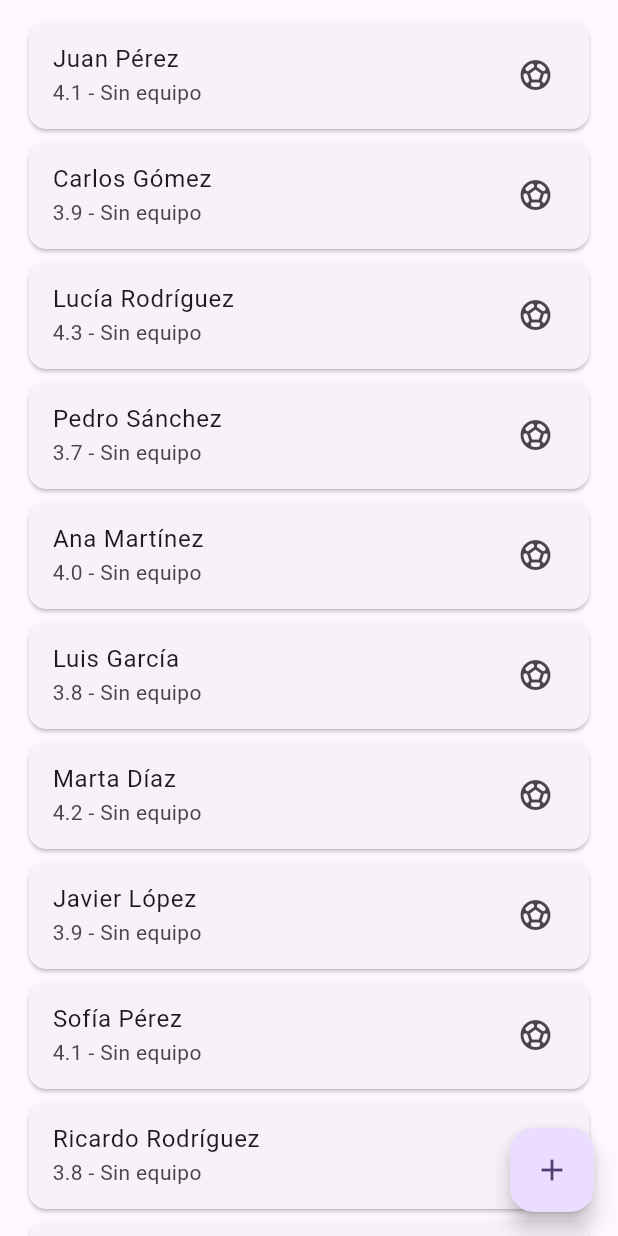
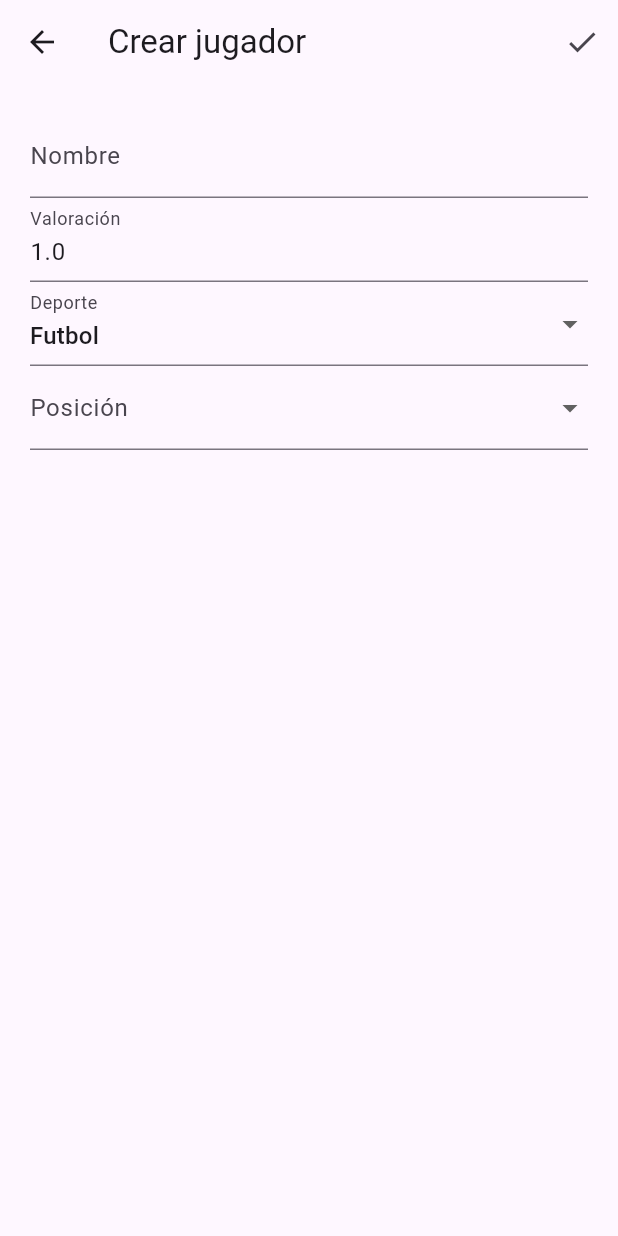
Before and after one commit to mruitorportada/ProyectoIntegrado_LigaMaster, a Flutter app: the PlayerListScreen screen opened directly, after a tap on the "add" icon, on a phone screen of 412 x 824 dp. Run offline on Flutter 3.47's test engine with Material 3 defaults, Android fonts, the phone set to English and light mode, and no system bars; accounts and stored records are empty.

Commit message:
Implementada función de crear jugadores

```diff
--- a/lib/data/competitions.dart
+++ b/lib/data/competitions.dart
@@ -11,7 +11,7 @@ var user = User(
     password: "password");
 List<Competition> competitionsData = [
   Competition(
-      id: "001",
+      id: "C1",
       creator: user,
       name: "Liga 1",
       teams: [],
@@ -19,7 +19,7 @@ List<Competition> competitionsData = [
       format: CompetitionFormat.league,
       sport: Sport.football),
   Competition(
-      id: "002",
+      id: "C2",
       creator: user,
       name: "Torneo 1",
       teams: [],
@@ -27,7 +27,7 @@ List<Competition> competitionsData = [
       format: CompetitionFormat.tournament,
       sport: Sport.football),
   Competition(
-      id: "003",
+      id: "C3",
       creator: user,
       name: "Liga 2",
       teams: [],
@@ -35,7 +35,7 @@ List<Competition> competitionsData = [
       format: CompetitionFormat.league,
       sport: Sport.futsal),
   Competition(
-      id: "004",
+      id: "C4",
       creator: user,
       name: "Torneo 2",
       teams: [],
@@ -43,7 +43,7 @@ List<Competition> competitionsData = [
       format: CompetitionFormat.tournament,
       sport: Sport.futsal),
   Competition(
-      id: "005",
+      id: "C5",
       creator: user,
       name: "Liga 3",
       teams: [],
--- a/lib/models/user/entities/user_player.dart
+++ b/lib/models/user/entities/user_player.dart
@@ -9,13 +9,22 @@ class UserPlayer extends UserEntity {
     notifyListeners();
   }
 
+  PlayerPosition? _position;
+  PlayerPosition? get position => _position;
+  set position(PlayerPosition? value) {
+    _position = value;
+    notifyListeners();
+  }
+
   UserPlayer(
     String id, {
     String name = "",
     double rating = 1,
     Sport sportPlayed = Sport.football,
     String? currentTeamName,
+    PlayerPosition? position,
   })  : _currentTeamName = currentTeamName,
+        _position = position,
         super(id, name, rating, sportPlayed);
 
   UserPlayer copy() {
--- a/lib/screens/home/home_screen_viewmodel.dart
+++ b/lib/screens/home/home_screen_viewmodel.dart
@@ -6,6 +6,7 @@ import 'package:liga_master/models/user/entities/user_player.dart';
 import 'package:liga_master/models/user/entities/user_team.dart';
 import 'package:liga_master/models/user/user.dart';
 import 'package:liga_master/screens/home/competition/creation/competition_creation_screen.dart';
+import 'package:liga_master/screens/home/player/creation/player_creation_screen.dart';
 import 'package:liga_master/screens/home/team/creation/team_creation_screen.dart';
 import 'package:liga_master/screens/home/team/edition/team_edition_screen.dart';
 
@@ -56,17 +57,16 @@ class HomeScreenViewmodel extends ChangeNotifier {
 
   void onCreateCompetition(BuildContext context) async {
     int num = 1;
-    String id = "00$num";
+    String id = "C$num";
     bool found = false;
 
     while (!found) {
       if (!competitions.any((c) => c.id == id)) {
-        id = num.toString().length > 1 ? "0$num" : "00$num";
         found = true;
       } else {
         num++;
-        id = num.toString().length > 1 ? "0$num" : "00$num";
       }
+      id = "C$num";
     }
     onEditCompetition(context, Competition(id: id), isNew: true);
   }
@@ -96,12 +96,11 @@ class HomeScreenViewmodel extends ChangeNotifier {
 
     while (!found) {
       if (!teams.any((team) => team.id == id)) {
-        id = "T$num";
         found = true;
       } else {
         num++;
-        id = "T$num";
       }
+      id = "T$num";
     }
     onEditTeam(context, UserTeam(id: id), isNew: true);
   }
@@ -127,4 +126,35 @@ class HomeScreenViewmodel extends ChangeNotifier {
       }
     }
   }
+
+  void onCreatePlayer(BuildContext context) async {
+    int num = 1;
+    String id = "C$num";
+    bool found = false;
+
+    while (!found) {
+      if (!players.any((player) => player.id == id)) {
+        found = true;
+      } else {
+        num++;
+      }
+      id = "C$num";
+    }
+    onEditPlayer(context, UserPlayer(id), isNew: true);
+  }
+
+  void onEditPlayer(BuildContext context, UserPlayer player,
+      {bool isNew = false}) async {
+    bool? save = await Navigator.of(context).push(
+      MaterialPageRoute(
+        builder: (context) => PlayerCreationScreen(player: player),
+      ),
+    );
+
+    if (save ?? false) {
+      if (isNew) {
+        addPlayer(player);
+      }
+    }
+  }
 }
--- a/lib/screens/home/player/creation/create_player_screen.dart
+++ /dev/null
@@ -1,15 +0,0 @@
-import 'package:flutter/material.dart';
-
-class CreatePlayerScreen extends StatefulWidget {
-  const CreatePlayerScreen({super.key});
-
-  @override
-  State<CreatePlayerScreen> createState() => _CreatePlayerScreenState();
-}
-
-class _CreatePlayerScreenState extends State<CreatePlayerScreen> {
-  @override
-  Widget build(BuildContext context) {
-    return const Placeholder();
-  }
-}
--- /dev/null
+++ b/lib/screens/home/player/creation/player_creation_screen.dart
@@ -0,0 +1,140 @@
+import 'package:flutter/material.dart';
+import 'package:liga_master/models/enums.dart';
+import 'package:liga_master/models/user/entities/user_player.dart';
+import 'package:liga_master/screens/generic_widgets/myappbar.dart';
+
+class PlayerCreationScreen extends StatefulWidget {
+  final UserPlayer player;
+  const PlayerCreationScreen({super.key, required this.player});
+
+  @override
+  State<PlayerCreationScreen> createState() => _PlayerCreationScreenState();
+}
+
+class _PlayerCreationScreenState extends State<PlayerCreationScreen> {
+  final _formKey = GlobalKey<FormState>();
+  UserPlayer get player => widget.player;
+  late TextEditingController _nameController;
+  late TextEditingController _ratingController;
+  Sport _sportSelected = Sport.football;
+  PlayerPosition? _positionSelected;
+
+  @override
+  void initState() {
+    _nameController = TextEditingController(text: player.name);
+    _ratingController = TextEditingController(text: player.rating.toString());
+    super.initState();
+  }
+
+  @override
+  Widget build(BuildContext context) {
+    return SafeArea(
+      child: Scaffold(
+        appBar: myAppBar(
+          "Crear jugador",
+          [
+            IconButton(
+              onPressed: () => submitForm(),
+              icon: Icon(Icons.check),
+            )
+          ],
+          IconButton(
+            onPressed: () => Navigator.of(context).pop(),
+            icon: Icon(Icons.arrow_back),
+          ),
+        ),
+        body: _body,
+      ),
+    );
+  }
+
+  Widget get _body => Form(
+        key: _formKey,
+        child: ListView(
+          padding: EdgeInsets.all(20),
+          children: <Widget>[
+            TextFormField(
+              controller: _nameController,
+              validator: nameValidator,
+              decoration: InputDecoration(labelText: "Nombre"),
+            ),
+            TextFormField(
+              controller: _ratingController,
+              validator: ratingValidator,
+              decoration: InputDecoration(labelText: "Valoración"),
+              keyboardType: TextInputType.number,
+            ),
+            DropdownButtonFormField(
+              value: _sportSelected,
+              decoration: InputDecoration(
+                label: Text("Deporte"),
+              ),
+              items: Sport.values
+                  .map((e) => DropdownMenuItem(
+                        value: e,
+                        child: Text(e.name),
+                      ))
+                  .toList(),
+              onChanged: (value) => setState(
+                () {
+                  _sportSelected = value!;
+                },
+              ),
+            ),
+            DropdownButtonFormField(
+              value: _positionSelected,
+              decoration: InputDecoration(label: Text("Posición")),
+              items: getPositionsBasedOnSportSelected()
+                  .map(
+                    (pos) => DropdownMenuItem(
+                      value: pos,
+                      child: Text(pos.name),
+                    ),
+                  )
+                  .toList(),
+              onChanged: (value) => setState(
+                () {
+                  _positionSelected = value;
+                },
+              ),
+            )
+          ],
+        ),
+      );
+
+  String? nameValidator(value) {
+    if (value == null || value.isEmpty) {
+      return "Por favor, introduce un nombre";
+    }
+    return null;
+  }
+
+  String? ratingValidator(value) {
+    double ratingSelected = double.parse(value);
+    if (ratingSelected < 1 || ratingSelected > 5) {
+      return "La valoración debe ser entre 1 y 5";
+    }
+    return null;
+  }
+
+  List<PlayerPosition> getPositionsBasedOnSportSelected() {
+    return switch (_sportSelected) {
+      Sport.football => FootballPlayerPosition.values,
+      Sport.futsal => FutsalPlayerPosition.values
+    };
+  }
+
+  void updatePlayer() {
+    player.name = _nameController.value.text;
+    player.rating = double.parse(_ratingController.value.text);
+    player.sportPlayed = _sportSelected;
+    player.position = _positionSelected;
+  }
+
+  void submitForm() {
+    if (_formKey.currentState!.validate()) {
+      updatePlayer();
+      Navigator.of(context).pop(true);
+    }
+  }
+}
--- a/lib/screens/home/player/list/player_list_screen.dart
+++ b/lib/screens/home/player/list/player_list_screen.dart
@@ -51,7 +51,11 @@ class _PlayerListScreenState extends State<PlayerListScreen> {
       );
 
   FloatingActionButton get _floatingActionButton => FloatingActionButton(
-        onPressed: () {},
+        onPressed: () {
+          var homeScreenViewModel =
+              Provider.of<HomeScreenViewmodel>(context, listen: false);
+          homeScreenViewModel.onCreatePlayer(context);
+        },
         child: Icon(Icons.add),
       );
 }
```
